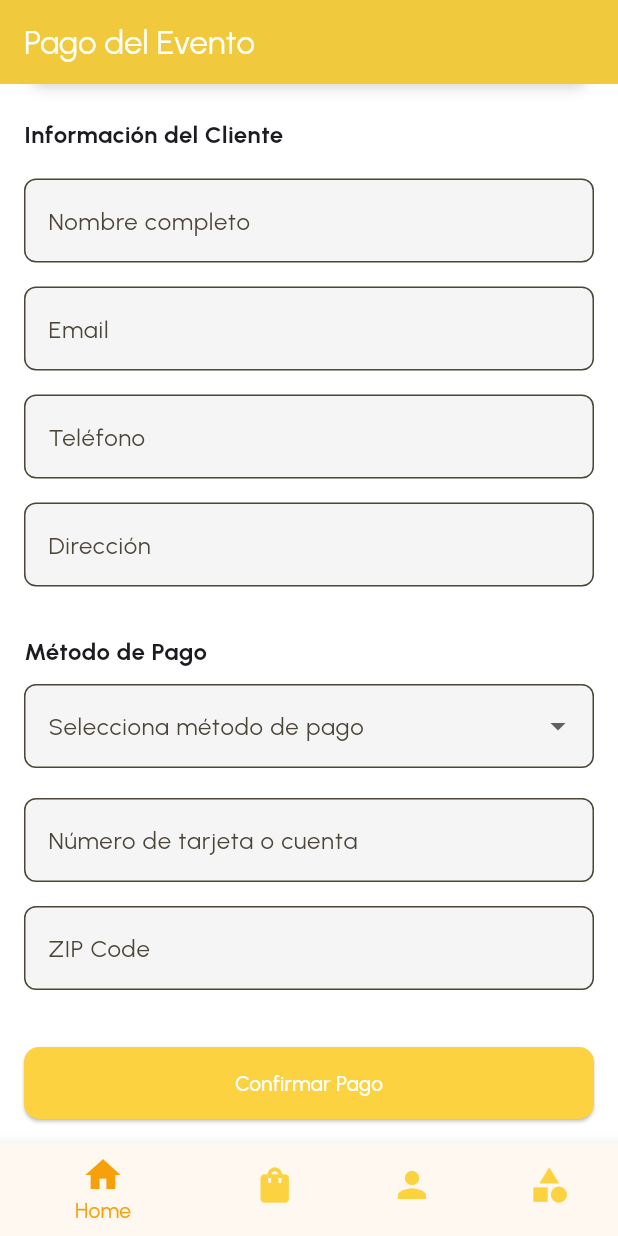
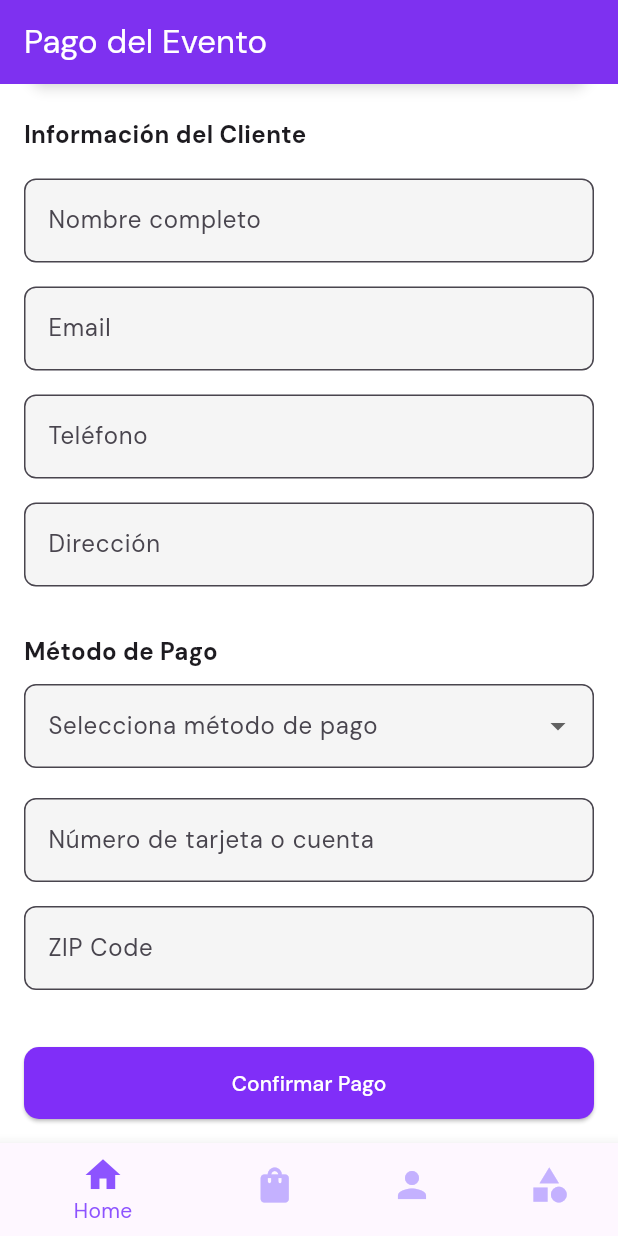
Before and after one commit to JevDev2304/yourTicket, a Flutter app: the PaymentPage screen opened by its route, scrolled down 128 dp, on a phone screen of 412 x 824 dp. Run offline on Flutter 3.47's test engine with Material 3 defaults, Android fonts, the phone set to English and light mode, and no system bars; our stand-ins replace go_router, google_fonts; network calls fail.

Commit message:
event item done, new color

```diff
--- a/lib/theme/colors.dart
+++ b/lib/theme/colors.dart
@@ -1,17 +1,17 @@
 import 'package:flutter/material.dart';
 
 const MaterialColor primarySwatch = MaterialColor(
-  0xFFFCD240, // primary color (500)
+  0xFF802EF8, // primary color (500)
   <int, Color>{
-    50: Color(0xFFFFFBEB),
-    100: Color(0xFFFEF4C7),
-    200: Color(0xFFFDE78A),
-    300: Color(0xFFFCD240),
-    400: Color(0xFFFBC124),
-    500: Color(0xFFF5A10B),
-    600: Color(0xFFD97906),
-    700: Color(0xFFB45509),
-    800: Color(0xFF92410E),
-    900: Color(0xFF78360F),
+    50: Color(0xFFF5F2FF),
+    100: Color(0xFFEDE8FF),
+    200: Color(0xFFDDD4FF),
+    300: Color(0xFFC4B1FF),
+    400: Color(0xFFA984FF),
+    500: Color(0xFF8D53FF),
+    600: Color(0xFF802EF8),
+    700: Color(0xFF721DE4),
+    800: Color(0xFF5F18BF),
+    900: Color(0xFF4F169C),
   },
 );
--- a/lib/ui/navigation/routes.dart
+++ b/lib/ui/navigation/routes.dart
@@ -36,7 +36,7 @@ final GoRouter router = GoRouter(
           path: '/home',
           name: 'home',
           builder: (BuildContext context, GoRouterState state) {
-            return const HomeScreen();
+            return HomeScreen();
           },
         ),
         GoRoute(
```
Also changed, not shown: lib/domain/model/event.dart (added, +15 -0 lines), lib/main.dart (+7 -6 lines), lib/ui/home/home_screen.dart (+39 -13 lines), lib/ui/home/widgets/event_item.dart (added, +95 -0 lines).
